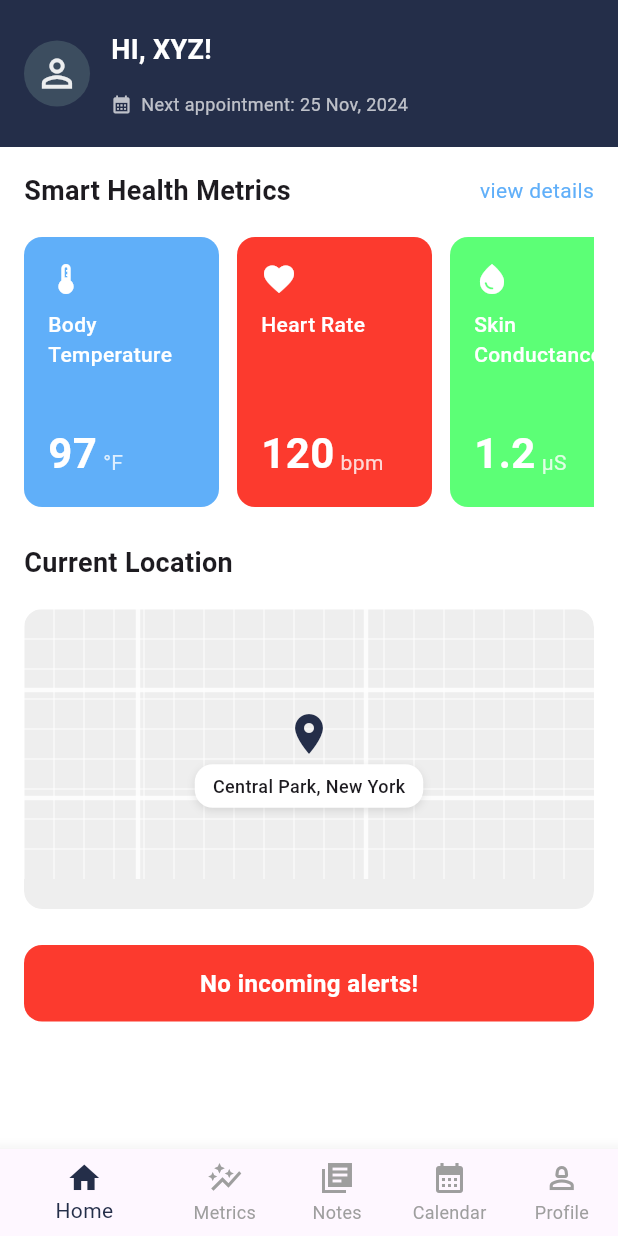
After one commit to Vedika-Walhe/Autism, a Flutter app: the HealthDashboard screen opened directly, on a phone screen of 412 x 824 dp. The commit adds this screen. Run offline on Flutter 3.47's test engine with Material 3 defaults, Android fonts, the phone set to English and light mode, and no system bars.

Commit message:
ParentHome.dart added

```diff
--- /dev/null
+++ b/pluto/lib/pages/ParentHome.dart
@@ -0,0 +1,411 @@
+import 'package:flutter/material.dart';
+
+void main() {
+  runApp(const MyApp());
+}
+
+class MyApp extends StatelessWidget {
+  const MyApp({super.key});
+
+  @override
+  Widget build(BuildContext context) {
+    return MaterialApp(
+      debugShowCheckedModeBanner: false,
+      theme: ThemeData(
+        primarySwatch: Colors.blue,
+        fontFamily: 'SF Pro Display',
+      ),
+      home: const HealthDashboard(),
+    );
+  }
+}
+
+class HealthDashboard extends StatefulWidget {
+  const HealthDashboard({super.key});
+
+  @override
+  State<HealthDashboard> createState() => _HealthDashboardState();
+}
+
+class _HealthDashboardState extends State<HealthDashboard> {
+  // Added variable to track selected index for bottom navigation
+  int _selectedIndex = 0;
+
+  // Define colors from the provided color codes
+  final Color darkBlue = const Color(0xFF242E49);
+  final Color lightGreen = const Color(0xFF9EC8B9);
+  final Color blue = const Color(0xFF60AFF9);
+  final Color red = const Color(0xFFFC3A2E);
+  final Color brightGreen = const Color(0xFF5CFF76);
+
+  // Mock health metrics
+  final List<Map<String, dynamic>> healthMetrics = [
+    {
+      'title': 'Body Temperature',
+      'value': '97',
+      'unit': '°F',
+      'icon': Icons.thermostat,
+      'color': Color(0xFF60AFF9),
+    },
+    {
+      'title': 'Heart Rate',
+      'value': '120',
+      'unit': 'bpm',
+      'icon': Icons.favorite,
+      'color': Color(0xFFFC3A2E),
+    },
+    {
+      'title': 'Skin        Conductance',
+      'value': '1.2',
+      'unit': 'μS',
+      'icon': Icons.water_drop,
+      'color': Color(0xFF5CFF76),
+    },
+  ];
+
+  @override
+  Widget build(BuildContext context) {
+    return Scaffold(
+      backgroundColor: Colors.white,
+      body: SafeArea(
+        child: Column(
+          crossAxisAlignment: CrossAxisAlignment.start,
+          children: [
+            // Profile and appointment header - INCREASED HEIGHT
+            Container(
+              padding: const EdgeInsets.symmetric(horizontal: 16, vertical: 20),
+              color: darkBlue,
+              child: Row(
+                children: [
+                  // Avatar circle
+                  CircleAvatar(
+                    radius: 22,
+                    backgroundColor: lightGreen.withOpacity(0.2),
+                    child: Icon(
+                      Icons.person_outline,
+                      color: Colors.white.withOpacity(0.9),
+                      size: 30,
+                    ),
+                  ),
+                  const SizedBox(width: 14),
+                  // Text greeting - Using Expanded to prevent overflow
+                  Expanded(
+                    child: Column(
+                      crossAxisAlignment: CrossAxisAlignment.start,
+                      children: [
+                        const Text(
+                          'HI, XYZ!',
+                          style: TextStyle(
+                            color: Colors.white,
+                            fontWeight: FontWeight.bold,
+                            fontSize: 18, // Increased font size
+                          ),
+                        ),
+                        const SizedBox(height: 15), // Increased spacing
+                        Row(
+                          children: [
+                            const Icon(
+                              Icons.calendar_month,
+                              color: Colors.white70,
+                              size: 14,
+                            ),
+                            const SizedBox(width: 6),
+                            Flexible(
+                              child: Text(
+                                'Next appointment: 25 Nov, 2024',
+                                overflow: TextOverflow.ellipsis,
+                                style: TextStyle(
+                                  color: Colors.white.withOpacity(0.7),
+                                  fontSize: 12,
+                                ),
+                              ),
+                            ),
+                          ],
+                        ),
+                      ],
+                    ),
+                  ),
+                ],
+              ),
+            ),
+
+            // Main content area
+            Expanded(
+              child: SingleChildScrollView(
+                padding: const EdgeInsets.all(16),
+                child: Column(
+                  crossAxisAlignment: CrossAxisAlignment.start,
+                  children: [
+                    // Smart Health Metrics section title
+                    Row(
+                      mainAxisAlignment: MainAxisAlignment.spaceBetween,
+                      children: [
+                        const Text(
+                          'Smart Health Metrics',
+                          style: TextStyle(
+                            fontSize: 18,
+                            fontWeight: FontWeight.bold,
+                          ),
+                        ),
+                        Text(
+                          'view details',
+                          style: TextStyle(
+                            fontSize: 14,
+                            color: blue,
+                          ),
+                        ),
+                      ],
+                    ),
+                    const SizedBox(height: 18),
+
+                    // Horizontally scrollable health metrics - FIXED WIDTH ISSUES
+                    SizedBox(
+                      height: 180,
+                      child: ListView.builder(
+                        scrollDirection: Axis.horizontal,
+                        itemCount: healthMetrics.length,
+                        itemBuilder: (context, index) {
+                          final metric = healthMetrics[index];
+                          return Container(
+                            width: 130, // Kept the width the same
+                            margin: const EdgeInsets.only(right: 12),
+                            decoration: BoxDecoration(
+                              color: metric['color'],
+                              borderRadius: BorderRadius.circular(12),
+                            ),
+                            padding: const EdgeInsets.all(16),
+                            child: Column(
+                              crossAxisAlignment: CrossAxisAlignment.start,
+                              mainAxisSize: MainAxisSize.min, // For preventing overflow
+                              children: [
+                                // Added icon at the top
+                                Icon(
+                                  metric['icon'],
+                                  color: Colors.white,
+                                  size: 24,
+                                ),
+                                const SizedBox(height: 8),
+                                // Made title two lines with proper wrapping
+                                SizedBox(
+                                  height: 60, // Fixed height for two lines
+                                  child: Text(
+                                    metric['title'],
+                                    overflow: TextOverflow.ellipsis,
+                                    maxLines: 2,
+                                    style: const TextStyle(
+                                      color: Colors.white,
+                                      fontSize: 14,
+                                      fontWeight: FontWeight.w500,
+                                    ),
+                                  ),
+                                ),
+                                const Spacer(),
+                                Row(
+                                  mainAxisSize: MainAxisSize.min,
+                                  crossAxisAlignment: CrossAxisAlignment.end,
+                                  children: [
+                                    Text(
+                                      metric['value'],
+                                      style: const TextStyle(
+                                        color: Colors.white,
+                                        fontSize: 28,
+                                        fontWeight: FontWeight.bold,
+                                      ),
+                                    ),
+                                    const SizedBox(width: 4),
+                                    Flexible(
+                                      child: Padding(
+                                        padding: const EdgeInsets.only(bottom: 4),
+                                        child: Text(
+                                          metric['unit'],
+                                          overflow: TextOverflow.ellipsis,
+                                          style: TextStyle(
+                                            color: Colors.white.withOpacity(0.8),
+                                            fontSize: 14,
+                                          ),
+                                        ),
+                                      ),
+                                    ),
+                                  ],
+                                ),
+                              ],
+                            ),
+                          );
+                        },
+                      ),
+                    ),
+
+                    const SizedBox(height: 24),
+
+                    // Current Location section
+                    const Text(
+                      'Current Location',
+                      style: TextStyle(
+                        fontSize: 18,
+                        fontWeight: FontWeight.bold,
+                      ),
+                    ),
+                    const SizedBox(height: 18),
+
+                    // Map placeholder (compatible with DartPad)
+                    ClipRRect(
+                      borderRadius: BorderRadius.circular(12),
+                      child: Container(
+                        height: 200,
+                        width: double.infinity,
+                        decoration: BoxDecoration(
+                          color: Colors.grey.shade200,
+                          borderRadius: BorderRadius.circular(12),
+                        ),
+                        child: Stack(
+                          children: [
+                            // Simple grid pattern as map placeholder
+                            CustomPaint(
+                              size: Size(MediaQuery.of(context).size.width - 32, 180),
+                              painter: MapPlaceholderPainter(),
+                            ),
+                            // Location indicator
+                            Center(
+                              child: Column(
+                                mainAxisAlignment: MainAxisAlignment.center,
+                                mainAxisSize: MainAxisSize.min, // Added to prevent overflow
+                                children: [
+                                  Icon(
+                                    Icons.location_on,
+                                    color: darkBlue,
+                                    size: 32,
+                                  ),
+                                  const SizedBox(height: 4),
+                                  Container(
+                                    padding: const EdgeInsets.symmetric(horizontal: 12, vertical: 6),
+                                    decoration: BoxDecoration(
+                                      color: Colors.white,
+                                      borderRadius: BorderRadius.circular(12),
+                                      boxShadow: [
+                                        BoxShadow(
+                                          color: Colors.black.withOpacity(0.1),
+                                          blurRadius: 4,
+                                          offset: const Offset(0, 2),
+                                        ),
+                                      ],
+                                    ),
+                                    child: const Text(
+                                      'Central Park, New York',
+                                      style: TextStyle(
+                                        fontWeight: FontWeight.w500,
+                                        fontSize: 12,
+                                      ),
+                                    ),
+                                  ),
+                                ],
+                              ),
+                            ),
+                          ],
+                        ),
+                      ),
+                    ),
+
+                    const SizedBox(height: 24),
+
+                    // No incoming alerts
+                    Container(
+                      width: double.infinity,
+                      padding: const EdgeInsets.symmetric(vertical: 14),
+                      decoration: BoxDecoration(
+                        color: red,
+                        borderRadius: BorderRadius.circular(12),
+                      ),
+                      child: const Center(
+                        child: Text(
+                          'No incoming alerts!',
+                          style: TextStyle(
+                            color: Colors.white,
+                            fontWeight: FontWeight.bold,
+                            fontSize: 16,
+                          ),
+                        ),
+                      ),
+                    ),
+                  ],
+                ),
+              ),
+            ),
+          ],
+        ),
+      ),
+
+      // Updated bottom navigation bar as requested
+      bottomNavigationBar: BottomNavigationBar(
+        backgroundColor: Colors.white,
+        elevation: 10,
+        currentIndex: _selectedIndex,
+        selectedItemColor: Color(0xFF242E49),
+        unselectedItemColor: Colors.grey,
+        showUnselectedLabels: true,
+
+        onTap: (index){
+          setState((){
+            _selectedIndex = index;
+          });
+        },
+
+        items: [
+          BottomNavigationBarItem(
+            icon: Icon(Icons.home_sharp),
+            label: "Home",
+          ),
+          BottomNavigationBarItem(
+            icon: Icon(Icons.auto_graph_sharp),
+            label: "Metrics",
+          ),
+          BottomNavigationBarItem(
+            icon: Icon(Icons.library_books_sharp),
+            label: "Notes",
+          ),
+          BottomNavigationBarItem(
+            icon: Icon(Icons.calendar_month_sharp),
+            label: "Calendar",
+          ),
+          BottomNavigationBarItem(
+            icon: Icon(Icons.person_2_outlined),
+            label: "Profile"
+          )
+        ]
+      ),
+    );
+  }
+}
+
+// Custom painter to create a map-like grid pattern
+class MapPlaceholderPainter extends CustomPainter {
+  @override
+  void paint(Canvas canvas, Size size) {
+    final Paint linePaint = Paint()
+      ..color = Colors.white.withOpacity(0.6)
+      ..strokeWidth = 1.0;
+
+    // Draw horizontal lines
+    for (double y = 0; y < size.height; y += 20) {
+      canvas.drawLine(Offset(0, y), Offset(size.width, y), linePaint);
+    }
+
+    // Draw vertical lines
+    for (double x = 0; x < size.width; x += 20) {
+      canvas.drawLine(Offset(x, 0), Offset(x, size.height), linePaint);
+    }
+
+    // Draw some road-like elements
+    final Paint roadPaint = Paint()
+      ..color = Colors.white.withOpacity(0.8)
+      ..strokeWidth = 3.0;
+
+    // Main roads
+    canvas.drawLine(Offset(size.width * 0.2, 0), Offset(size.width * 0.2, size.height), roadPaint);
+    canvas.drawLine(Offset(size.width * 0.6, 0), Offset(size.width * 0.6, size.height), roadPaint);
+    canvas.drawLine(Offset(0, size.height * 0.3), Offset(size.width, size.height * 0.3), roadPaint);
+    canvas.drawLine(Offset(0, size.height * 0.7), Offset(size.width, size.height * 0.7), roadPaint);
+  }
+
+  @override
+  bool shouldRepaint(CustomPainter oldDelegate) => false;
+}
--- a/pluto/lib/pages/WelcomeScreen.dart
+++ b/pluto/lib/pages/WelcomeScreen.dart
@@ -6,91 +6,106 @@ class WelcomeScreen extends StatelessWidget {
   @override
   Widget build(BuildContext context) {
     return Scaffold(
-      backgroundColor: Color(0xFFF2F5F9),
+      backgroundColor: const Color(0xFFF2F5F9),
       body: Row(
         mainAxisAlignment: MainAxisAlignment.center,
-        children:[
+        children: [
           Column(
             children: [
-              SizedBox(height: 90),
-              Image.asset("assets/pluto_logo2.png",
+              const SizedBox(height: 90),
+              Image.asset(
+                "assets/pluto_logo2.png",
                 width: 120,
                 height: 120,
-              fit: BoxFit.contain),
-              Text("You're a",
+                fit: BoxFit.contain,
+              ),
+              const Text(
+                "You're a",
                 style: TextStyle(
                   fontFamily: 'Plus Jakarta Sans',
                   fontSize: 45,
-                fontWeight: FontWeight.w900 ,
+                  fontWeight: FontWeight.w900,
                   color: Color(0xFF242E49),
-              )),
-              SizedBox(height: 20),
+                ),
+              ),
+              const SizedBox(height: 20),
               Row(
                 mainAxisAlignment: MainAxisAlignment.center,
                 children: [
-                  Image.asset("assets/parents.png",
-                  width:120,
+                  Image.asset(
+                    "assets/parents.png",
+                    width: 120,
                     height: 120,
-                  fit: BoxFit.contain),
-
+                    fit: BoxFit.contain,
+                  ),
                   Container(
                     width: 2,
                     height: 210,
-                    color: Color(0xFF242E49),
-                    margin: EdgeInsets.symmetric(horizontal: 20),
+                    color: const Color(0xFF242E49),
+                    margin: const EdgeInsets.symmetric(horizontal: 20),
                   ),
+                  Image.asset(
+                    "assets/therapist.png",
+                    width: 120,
+                    height: 120,
+                    fit: BoxFit.contain,
+                  ),
+                ],
+              ),
+              const SizedBox(height: 40),
 
-                  Image.asset("assets/therapist.png",
-                      width:120,
-                      height: 120,
-                      fit: BoxFit.contain),
-                ]
-              ),
-              SizedBox(height: 40),
-
+              /// Parent Button - Navigates to HealthDashboard
               ElevatedButton(
-                  onPressed: (){
-
+                onPressed: () {
+                  // Navigator.push(
+                  //   context,
+                  //   MaterialPageRoute(builder: (context) => const HealthDashboard()),
+                  // );
                 },
                 style: ElevatedButton.styleFrom(
-                    backgroundColor: Color(0xFF9EC8B9),
-                    minimumSize: Size(270, 50),
+                  backgroundColor: const Color(0xFF9EC8B9),
+                  minimumSize: const Size(270, 50),
                   shape: RoundedRectangleBorder(
                     borderRadius: BorderRadius.circular(10),
-                    )
                   ),
-                  child: Text("Parent",
+                ),
+                child: const Text(
+                  "Parent",
                   style: TextStyle(
                     fontSize: 20,
                     fontFamily: 'Plus Jakarta Sans',
-                    color: Color(0xFFFFFFFF)
-                  ))
+                    color: Color(0xFFFFFFFF),
+                  ),
+                ),
               ),
 
-              SizedBox(height: 30),
+              const SizedBox(height: 30),
 
+              /// Therapist Button - Can be modified later
               ElevatedButton(
-                  onPressed: (){
-
+                onPressed: () {
+                  // Add functionality here if needed
                 },
                 style: ElevatedButton.styleFrom(
-                      backgroundColor: Color(0xFF9EC8B9),
-                      minimumSize: Size(270, 50),
+                  backgroundColor: const Color(0xFF9EC8B9),
+                  minimumSize: const Size(270, 50),
                   shape: RoundedRectangleBorder(
                     borderRadius: BorderRadius.circular(10),
-                      )
                   ),
-                  child: Text("Therapist",
+                ),
+                child: const Text(
+                  "Therapist",
                   style: TextStyle(
                     fontSize: 20,
                     fontFamily: 'Plus Jakarta Sans',
-                          color: Color(0xFFFFFFFF)
-                      ))
-              )
-            ]
-          )
-        ]
-      )
+                    color: Color(0xFFFFFFFF),
+                  ),
+                ),
+              ),
+            ],
+          ),
+        ],
+      ),
     );
   }
 }
```
Also changed, not shown: pluto/pubspec.lock. Lines whose indentation alone changed are shown as unchanged.
